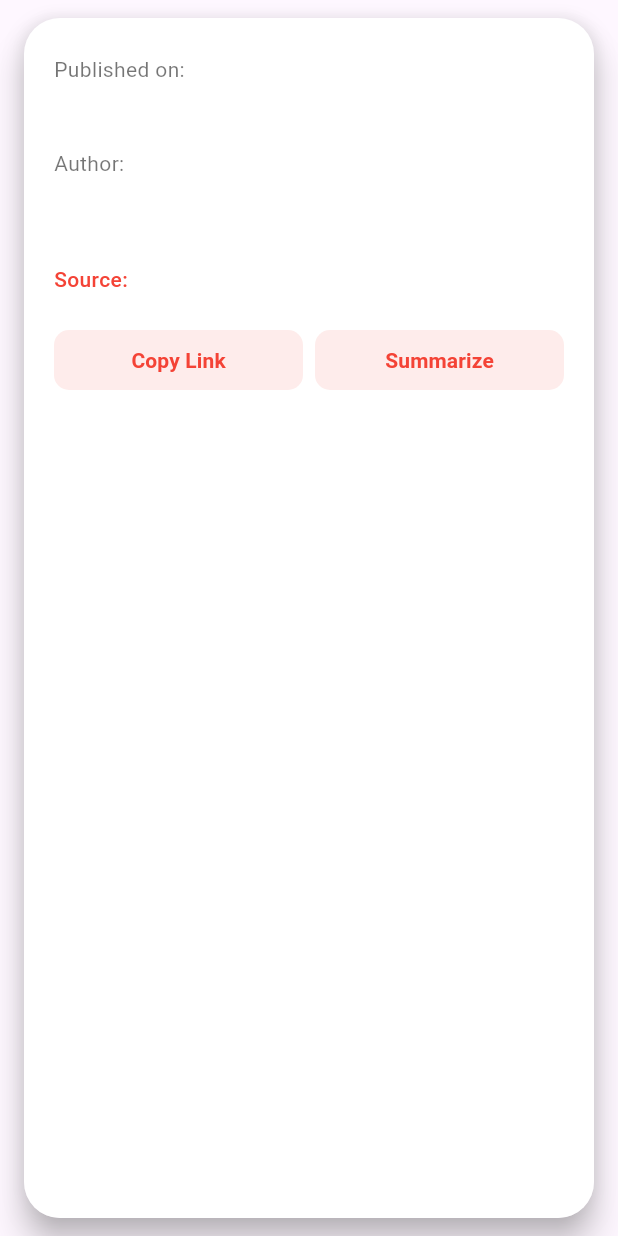
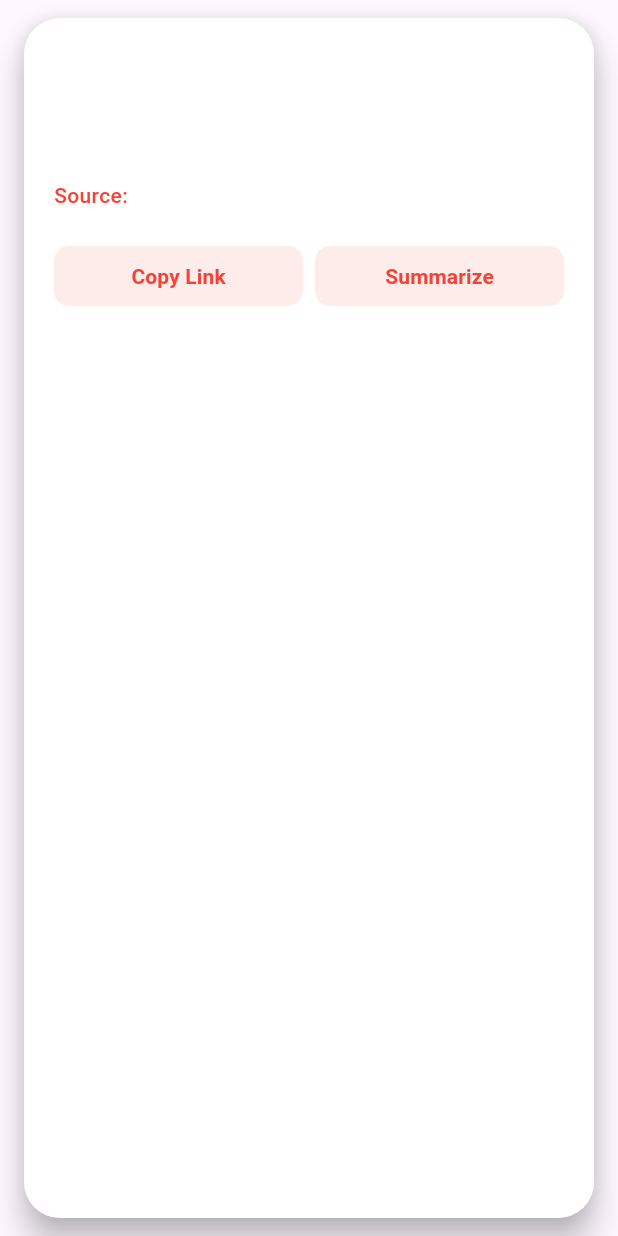
Before and after one commit to serveta/NewZ, a Flutter app: the NewsCard widget shown alone on an empty page, opened directly with empty values, on a phone screen of 412 x 824 dp. Run offline on Flutter 3.47's test engine with Material 3 defaults, Android fonts, the phone set to English and light mode, and no system bars; our stand-ins replace cloud_firestore, firebase_auth, firebase_core, flutter_local_notifications, google_generative_ai, google_sign_in and 2 more; accounts and stored records are empty; project files that could hold a hidden picture were left out.

Commit message:
Last version

```diff
--- a/lib/pages/homeCurrent.dart
+++ b/lib/pages/homeCurrent.dart
@@ -1,7 +1,7 @@
 import 'package:flutter/material.dart';
 import 'package:firebase_auth/firebase_auth.dart';
 import 'package:flutter/services.dart';
-import 'package:flutter_local_notifications/flutter_local_notifications.dart';
+//import 'package:flutter_local_notifications/flutter_local_notifications.dart';
 import 'package:newz/auth.dart';
 import 'package:newz/pages/favorite_topics_screen.dart';
 import 'package:http/http.dart' as http;
@@ -63,29 +63,14 @@ class _MainScreenState extends State<MainScreen> {
     Center(child: Text('Profile')),
   ];
 
-  void _onItemTapped(int index) async {
+  void _onItemTapped(int index) {
     if (index == 1) {
-      // FavoriteTopicsScreen'e yönlendir ve favori konuları geri al
-      final updatedFavorites = await Navigator.push(
+      Navigator.push(
         context,
         MaterialPageRoute(
           builder: (context) => const FavoriteTopicsScreen(),
         ),
       );
-
-      // Eğer favori konular güncellendiyse ana sayfayı güncelle
-      if (updatedFavorites != null && updatedFavorites is List<String>) {
-        setState(() {
-          favoriteTopics = updatedFavorites;
-          previousFavorites = List.from(updatedFavorites);
-          articles.clear();
-          page = 1;
-          seenArticles.clear();
-        });
-
-        // Haberleri yeniden yükle
-        fetchNews();
-      }
     } else if (index == 2) {
       Navigator.push(
         context,
@@ -111,7 +96,7 @@ class _MainScreenState extends State<MainScreen> {
       return 'Failed to generate summary.';
     }
   }
- // BURADAN aldım favorite
+
   @override
   void didChangeDependencies() {
     super.didChangeDependencies();
@@ -174,7 +159,6 @@ class _MainScreenState extends State<MainScreen> {
     }
   }
 
-// BURAYA KADAR favorite
   Future<void> signOut() async {
     await Auth().signOut();
   }
@@ -256,10 +240,6 @@ class _MainScreenState extends State<MainScreen> {
     });
   }
 
-  String formatDate(String date) {
-    return date.split('T').first;
-  }
-
   @override
   Widget build(BuildContext context) {
     return Scaffold(
@@ -320,9 +300,6 @@ class _MainScreenState extends State<MainScreen> {
                 summary: article['description'] ?? 'No description',
                 imageUrl: article['urlToImage'] ?? '',
                 source: article['source']['name'] ?? 'Unknown Source',
-                author: article['author'] ?? article['source']['name'],
-                publishedDate: formatDate(article['publishedAt']) ?? 'Unknown',
-
                 onShare: () {
                   Clipboard.setData(ClipboardData(text: article['url']))
                       .then((_) {
@@ -539,8 +516,6 @@ class NewsCard extends StatelessWidget {
   final String source;
   final VoidCallback onShare;
   final VoidCallback onSummarize;
-  final String author;
-  final String publishedDate;
 
   const NewsCard({
     Key? key,
@@ -550,8 +525,6 @@ class NewsCard extends StatelessWidget {
     required this.source,
     required this.onShare,
     required this.onSummarize,
-    required this.author,
-    required this.publishedDate,
   }) : super(key: key);
 
   @override
@@ -607,15 +580,6 @@ class NewsCard extends StatelessWidget {
               child: Column(
                 crossAxisAlignment: CrossAxisAlignment.start,
                 children: [
-                  const SizedBox(height: 4),
-                  Text(
-                    "Published on: $publishedDate",
-                    style: const TextStyle(
-                      fontSize: 14,
-                      color: Colors.black54,
-                      fontWeight: FontWeight.w400,
-                    ),
-                  ),
                   Text(
                     title,
                     style: const TextStyle(
@@ -623,15 +587,6 @@ class NewsCard extends StatelessWidget {
                       fontWeight: FontWeight.bold,
                       color: Colors.black87,
                       height: 1.4,
-                    ),
-                  ),
-                  const SizedBox(height: 12),
-                  Text(
-                    "Author: $author",
-                    style: const TextStyle(
-                      fontSize: 14,
-                      color: Colors.black54,
-                      fontWeight: FontWeight.w400,
                     ),
                   ),
                   const SizedBox(height: 12), // increased spacing
@@ -795,7 +750,7 @@ class _NewsDetailScreenState extends State<NewsDetailScreen> {
       ),
     );
   }
-
+/*
   void scheduleNewsReminder() async {
     const AndroidNotificationDetails androidPlatformChannelSpecifics =
     AndroidNotificationDetails(
@@ -805,7 +760,6 @@ class _NewsDetailScreenState extends State<NewsDetailScreen> {
       priority: Priority.high,
       showWhen: false,
     );
-
     const NotificationDetails platformChannelSpecifics =
     NotificationDetails(android: androidPlatformChannelSpecifics);
 
@@ -813,9 +767,17 @@ class _NewsDetailScreenState extends State<NewsDetailScreen> {
       0,
       'Time to read news',
       'Stay updated with the latest news!',
-      RepeatInterval.everyMinute,
+      RepeatInterval.everyMinute, // Change to RepeatInterval.everyTwoHours
       platformChannelSpecifics,
-      androidScheduleMode: AndroidScheduleMode.exact,
+      androidScheduleMode: AndroidScheduleMode.exactAllowWhileIdle,
     );
   }
+
+  @override
+  void initStateNewsReminder() {
+    super.initState();
+    scheduleNewsReminder();
+  }
 }
+*/
+}
```
Also changed, not shown: 2 other files.
